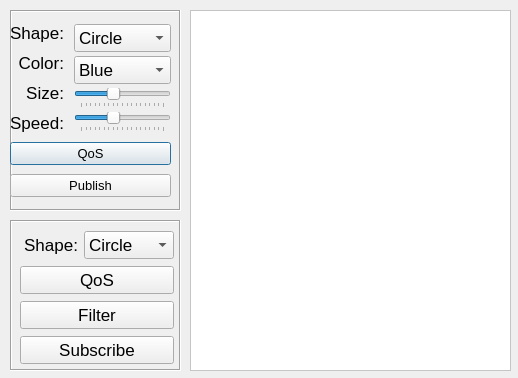
Before: the Qt Designer form demo/ishapes/iShapesForm.ui in nevion/simd-cxx-old, drawn with Qt 5.
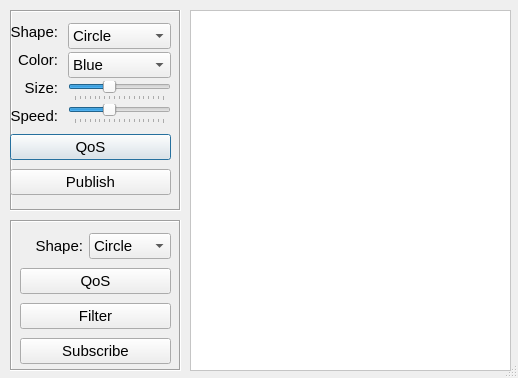
After: the same form once the commit is applied.

Commit message: ChangeLogTag: 2011-05-06  Angelo Corsaro  <angelo@icorsaro.net>

What changed in the file:
```diff
--- a/demo/ishapes/iShapesForm.ui
+++ b/demo/ishapes/iShapesForm.ui
@@ -41,7 +41,7 @@
    <string>OpenSplice|DDS Shapes Demo</string>
   </property>
   <property name="sizeGripEnabled">
-   <bool>false</bool>
+   <bool>true</bool>
   </property>
   <property name="modal">
    <bool>false</bool>
@@ -92,7 +92,9 @@
           <widget class="QLabel" name="wShapeLabel">
            <property name="font">
             <font>
-             <pointsize>13</pointsize>
+             <pointsize>11</pointsize>
+             <stylestrategy>PreferAntialias</stylestrategy>
+             <kerning>false</kerning>
             </font>
            </property>
            <property name="layoutDirection">
@@ -110,7 +112,9 @@
           <widget class="QLabel" name="colorLabel">
            <property name="font">
             <font>
-             <pointsize>13</pointsize>
+             <pointsize>11</pointsize>
+             <stylestrategy>PreferAntialias</stylestrategy>
+             <kerning>false</kerning>
             </font>
            </property>
            <property name="text">
@@ -125,7 +129,9 @@
           <widget class="QLabel" name="label">
            <property name="font">
             <font>
-             <pointsize>13</pointsize>
+             <pointsize>11</pointsize>
+             <stylestrategy>PreferAntialias</stylestrategy>
+             <kerning>false</kerning>
             </font>
            </property>
            <property name="text">
@@ -140,7 +146,9 @@
           <widget class="QLabel" name="label_2">
            <property name="font">
             <font>
-             <pointsize>13</pointsize>
+             <pointsize>11</pointsize>
+             <stylestrategy>PreferAntialias</stylestrategy>
+             <kerning>false</kerning>
             </font>
            </property>
            <property name="text">
@@ -162,7 +170,9 @@
           <widget class="QComboBox" name="wShapeList">
            <property name="font">
             <font>
-             <pointsize>13</pointsize>
+             <pointsize>11</pointsize>
+             <stylestrategy>PreferAntialias</stylestrategy>
+             <kerning>false</kerning>
             </font>
            </property>
            <item>
@@ -186,7 +196,9 @@
           <widget class="QComboBox" name="colorList">
            <property name="font">
             <font>
-             <pointsize>13</pointsize>
+             <pointsize>11</pointsize>
+             <stylestrategy>PreferAntialias</stylestrategy>
+             <kerning>false</kerning>
             </font>
            </property>
            <item>
@@ -305,6 +317,14 @@
          <verstretch>0</verstretch>
         </sizepolicy>
        </property>
+       <property name="font">
+        <font>
+         <family>Lucida Grande</family>
+         <pointsize>11</pointsize>
+         <stylestrategy>PreferAntialias</stylestrategy>
+         <kerning>false</kerning>
+        </font>
+       </property>
        <property name="toolTip">
         <string>&lt;!DOCTYPE HTML PUBLIC &quot;-//W3C//DTD HTML 4.0//EN&quot; &quot;http://www.w3.org/TR/REC-html40/strict.dtd&quot;&gt;
 &lt;html&gt;&lt;head&gt;&lt;meta name=&quot;qrichtext&quot; content=&quot;1&quot; /&gt;&lt;style type=&quot;text/css&quot;&gt;
@@ -331,6 +351,13 @@
          <verstretch>0</verstretch>
         </sizepolicy>
        </property>
+       <property name="font">
+        <font>
+         <pointsize>11</pointsize>
+         <stylestrategy>PreferAntialias</stylestrategy>
+         <kerning>false</kerning>
+        </font>
+       </property>
        <property name="toolTip">
         <string>&lt;!DOCTYPE HTML PUBLIC &quot;-//W3C//DTD HTML 4.0//EN&quot; &quot;http://www.w3.org/TR/REC-html40/strict.dtd&quot;&gt;
 &lt;html&gt;&lt;head&gt;&lt;meta name=&quot;qrichtext&quot; content=&quot;1&quot; /&gt;&lt;style type=&quot;text/css&quot;&gt;
@@ -366,7 +393,7 @@
      <rect>
       <x>10</x>
       <y>10</y>
-      <width>154</width>
+      <width>151</width>
       <height>137</height>
      </rect>
     </property>
@@ -377,7 +404,9 @@
         <widget class="QLabel" name="label_3">
          <property name="font">
           <font>
-           <pointsize>13</pointsize>
+           <pointsize>11</pointsize>
+           <stylestrategy>PreferAntialias</stylestrategy>
+           <kerning>false</kerning>
           </font>
          </property>
          <property name="text">
@@ -392,7 +421,9 @@
         <widget class="QComboBox" name="rShapeList">
          <property name="font">
           <font>
-           <pointsize>13</pointsize>
+           <pointsize>11</pointsize>
+           <stylestrategy>PreferAntialias</stylestrategy>
+           <kerning>false</kerning>
           </font>
          </property>
          <item>
@@ -418,7 +449,9 @@
       <widget class="QPushButton" name="subQosButton">
        <property name="font">
         <font>
-         <pointsize>13</pointsize>
+         <pointsize>11</pointsize>
+         <stylestrategy>PreferAntialias</stylestrategy>
+         <kerning>false</kerning>
         </font>
        </property>
        <property name="toolTip">
@@ -437,7 +470,9 @@
       <widget class="QPushButton" name="filterButton">
        <property name="font">
         <font>
-         <pointsize>13</pointsize>
+         <pointsize>11</pointsize>
+         <stylestrategy>PreferAntialias</stylestrategy>
+         <kerning>false</kerning>
         </font>
        </property>
        <property name="toolTip">
@@ -456,7 +491,9 @@
       <widget class="QPushButton" name="createReaderButton">
        <property name="font">
         <font>
-         <pointsize>13</pointsize>
+         <pointsize>11</pointsize>
+         <stylestrategy>PreferAntialias</stylestrategy>
+         <kerning>false</kerning>
         </font>
        </property>
        <property name="toolTip">
```
Left out of the diff: 2 changed lines with no effect on the pictures. The commit also changes 2 other files.
